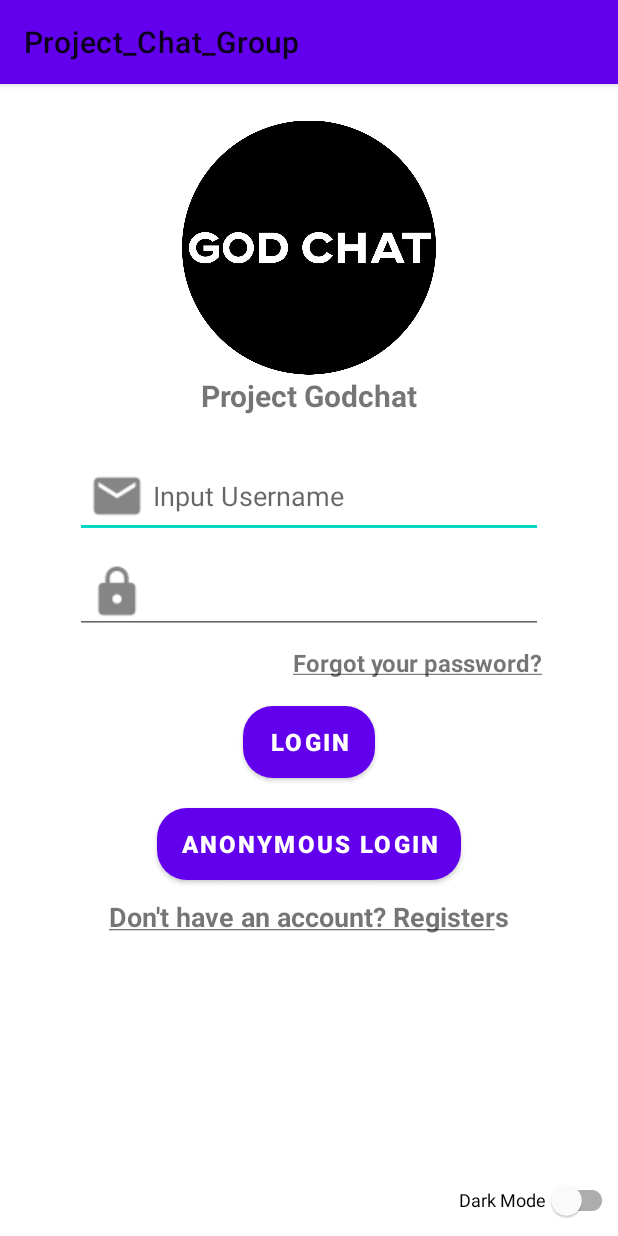
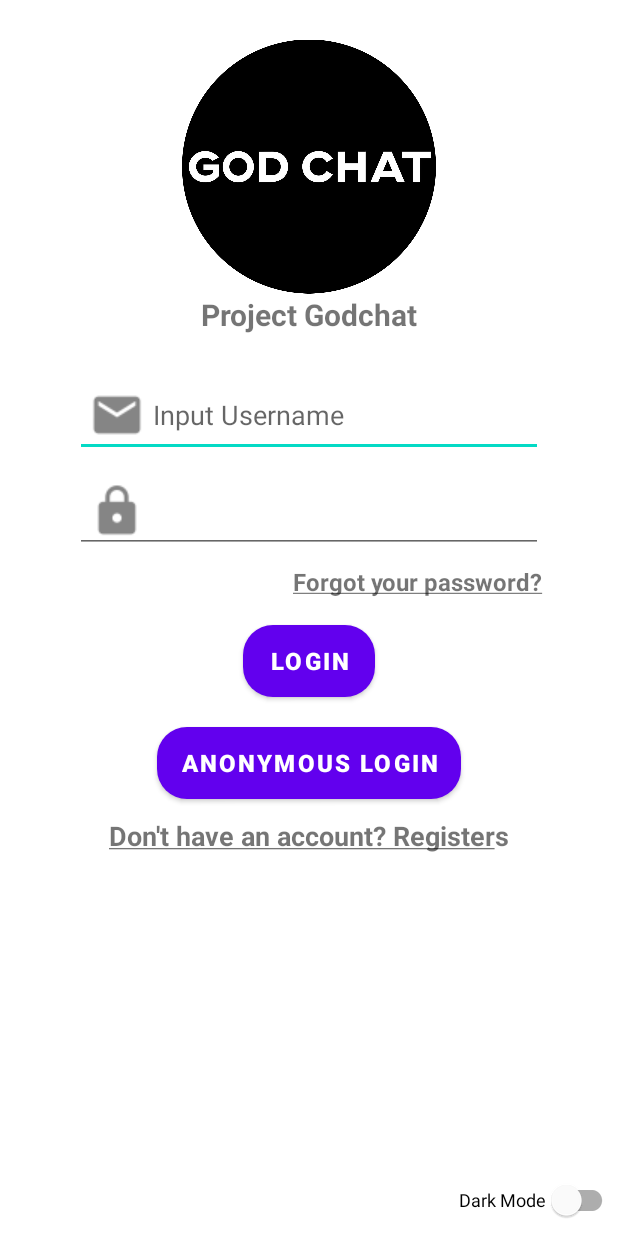
Before and after one commit to dakie2305/Project-Godchat, an Android app: the screen it shows after launch (LoginPageActivity), on a phone screen of 412 x 824 dp. Run offline under Robolectric (Android 15) with nearby library versions, the phone set to English and light mode, and no system bars.

Commit message:
remove action bar
xoá thanh tiêu đề

```diff
--- a/app/src/main/java/vn/edu/stu/project_chat_group/LauncherActivity.java
+++ b/app/src/main/java/vn/edu/stu/project_chat_group/LauncherActivity.java
@@ -13,6 +13,7 @@ public class LauncherActivity extends AppCompatActivity {
     @Override
     protected void onCreate(Bundle savedInstanceState) {
         super.onCreate(savedInstanceState);
+
         setContentView(R.layout.activity_launcher);
 
         progressBar = findViewById(R.id.progressBar);
--- a/app/src/main/res/layout/activity_login_page.xml
+++ b/app/src/main/res/layout/activity_login_page.xml
@@ -123,6 +123,7 @@
         android:text="Dark Mode"
         app:layout_constraintBottom_toBottomOf="parent"
         app:layout_constraintRight_toRightOf="parent"
-        android:id="@+id/switchDarkMode"/>
+        android:id="@+id/switchDarkMode"
+        />
 
 </androidx.constraintlayout.widget.ConstraintLayout>
--- a/app/src/main/res/values-night/themes.xml
+++ b/app/src/main/res/values-night/themes.xml
@@ -1,6 +1,6 @@
 <resources xmlns:tools="http://schemas.android.com/tools">
     <!-- Base application theme. -->
-    <style name="Theme.Project_Chat_Group" parent="Theme.MaterialComponents.DayNight.DarkActionBar">
+    <style name="Theme.Project_Chat_Group" parent="Theme.MaterialComponents.DayNight.NoActionBar">
         <!-- Primary brand color. -->
         <item name="colorPrimary">@color/purple_200</item>
         <item name="colorPrimaryVariant">@color/purple_700</item>
@@ -12,6 +12,7 @@
         <!-- Status bar color. -->
         <item name="android:statusBarColor" tools:targetApi="l">#00ffff</item>
         <!-- Customize your theme here. -->
+
     </style>
 
     <style name="ThemeOverlay.Project_Chat_Group.FullscreenContainer" parent="">
--- a/app/src/main/res/values/themes.xml
+++ b/app/src/main/res/values/themes.xml
@@ -1,6 +1,6 @@
 <resources xmlns:tools="http://schemas.android.com/tools">
     <!-- Base application theme. -->
-    <style name="Theme.Project_Chat_Group" parent="Theme.MaterialComponents.DayNight">
+    <style name="Theme.Project_Chat_Group" parent="Theme.MaterialComponents.DayNight.NoActionBar">
         <!-- Primary brand color. -->
         <item name="colorPrimary">@color/purple_500</item>
         <item name="colorPrimaryVariant">@color/purple_700</item>
@@ -12,6 +12,7 @@
         <!-- Status bar color. -->
         <item name="android:statusBarColor" tools:targetApi="l">?attr/colorPrimaryVariant</item>
         <!-- Customize your theme here. -->
+
     </style>
 
     <style name="Theme.Project_Chat_Group.Fullscreen" parent="Theme.Project_Chat_Group">
```
